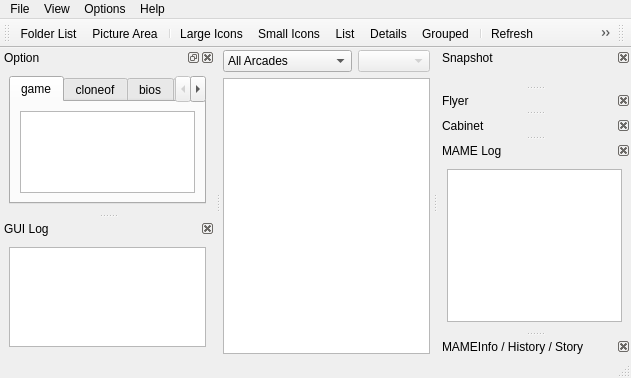
The window that trunk/mamep/qtui/qmc2main.ui (svn2github/mameplus) describes before a commit, drawn with Qt 5.
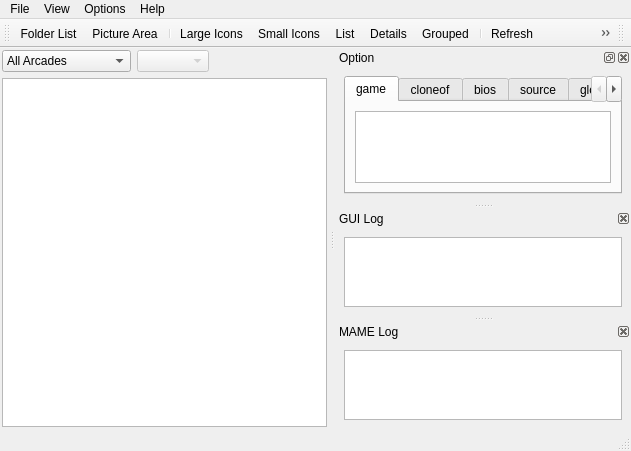
The same window after the commit. Icons and pictures are not drawn.

Commit message: *[qtui] * terminate threads properly * multiple snap, history widgets * improved thread queue

What changed in the file:
```diff
--- a/trunk/mamep/qtui/qmc2main.ui
+++ b/trunk/mamep/qtui/qmc2main.ui
@@ -173,7 +173,7 @@
     <string>Option</string>
    </property>
    <attribute name="dockWidgetArea" >
-    <number>1</number>
+    <number>2</number>
    </attribute>
    <widget class="QWidget" name="dockWidgetContents_6" >
     <layout class="QGridLayout" >
@@ -287,6 +287,20 @@
     </layout>
    </widget>
   </widget>
+  <widget class="QToolBar" name="toolBarSearch" >
+   <property name="windowTitle" >
+    <string>Search</string>
+   </property>
+   <property name="floatable" >
+    <bool>false</bool>
+   </property>
+   <attribute name="toolBarArea" >
+    <enum>TopToolBarArea</enum>
+   </attribute>
+   <attribute name="toolBarBreak" >
+    <bool>false</bool>
+   </attribute>
+  </widget>
   <widget class="QDockWidget" name="dockWidget_2" >
    <property name="features" >
     <set>QDockWidget::DockWidgetClosable|QDockWidget::DockWidgetMovable|QDockWidget::NoDockWidgetFeatures</set>
@@ -295,7 +309,7 @@
     <string>GUI Log</string>
    </property>
    <attribute name="dockWidgetArea" >
-    <number>1</number>
+    <number>2</number>
    </attribute>
    <widget class="QWidget" name="dockWidgetContents_8" >
     <layout class="QGridLayout" >
@@ -305,44 +319,6 @@
     </layout>
    </widget>
   </widget>
-  <widget class="QDockWidget" name="dockWidget_3" >
-   <property name="features" >
-    <set>QDockWidget::DockWidgetClosable|QDockWidget::DockWidgetMovable|QDockWidget::NoDockWidgetFeatures</set>
-   </property>
-   <property name="windowTitle" >
-    <string>Snapshot</string>
-   </property>
-   <attribute name="dockWidgetArea" >
-    <number>2</number>
-   </attribute>
-   <widget class="QWidget" name="snapWidget" >
-    <layout class="QGridLayout" />
-   </widget>
-  </widget>
-  <widget class="QDockWidget" name="dockWidget_4" >
-   <property name="features" >
-    <set>QDockWidget::DockWidgetClosable|QDockWidget::DockWidgetMovable|QDockWidget::NoDockWidgetFeatures</set>
-   </property>
-   <property name="windowTitle" >
-    <string>Flyer</string>
-   </property>
-   <attribute name="dockWidgetArea" >
-    <number>2</number>
-   </attribute>
-   <widget class="QWidget" name="dockWidgetContents_10" />
-  </widget>
-  <widget class="QDockWidget" name="dockWidget_5" >
-   <property name="features" >
-    <set>QDockWidget::DockWidgetClosable|QDockWidget::DockWidgetMovable|QDockWidget::NoDockWidgetFeatures</set>
-   </property>
-   <property name="windowTitle" >
-    <string>Cabinet</string>
-   </property>
-   <attribute name="dockWidgetArea" >
-    <number>2</number>
-   </attribute>
-   <widget class="QWidget" name="dockWidgetContents_11" />
-  </widget>
   <widget class="QDockWidget" name="dockWidget_6" >
    <property name="features" >
     <set>QDockWidget::DockWidgetClosable|QDockWidget::DockWidgetMovable|QDockWidget::NoDockWidgetFeatures</set>
@@ -361,32 +337,6 @@
     </layout>
    </widget>
   </widget>
-  <widget class="QDockWidget" name="dockWidget_7" >
-   <property name="features" >
-    <set>QDockWidget::DockWidgetClosable|QDockWidget::DockWidgetMovable|QDockWidget::NoDockWidgetFeatures</set>
-   </property>
-   <property name="windowTitle" >
-    <string>MAMEInfo / History / Story</string>
-   </property>
-   <attribute name="dockWidgetArea" >
-    <number>2</number>
-   </attribute>
-   <widget class="QWidget" name="dockWidgetContents_13" />
-  </widget>
-  <widget class="QToolBar" name="toolBarSearch" >
-   <property name="windowTitle" >
-    <string>Search</string>
-   </property>
-   <property name="floatable" >
-    <bool>false</bool>
-   </property>
-   <attribute name="toolBarArea" >
-    <enum>TopToolBarArea</enum>
-   </attribute>
-   <attribute name="toolBarBreak" >
-    <bool>false</bool>
-   </attribute>
-  </widget>
   <action name="actionDefaultOptions" >
    <property name="icon" >
     <iconset resource="qmc2main.qrc" >:/res/32x32/applications-system.png</iconset>
```
The commit also changes 7 other files.
